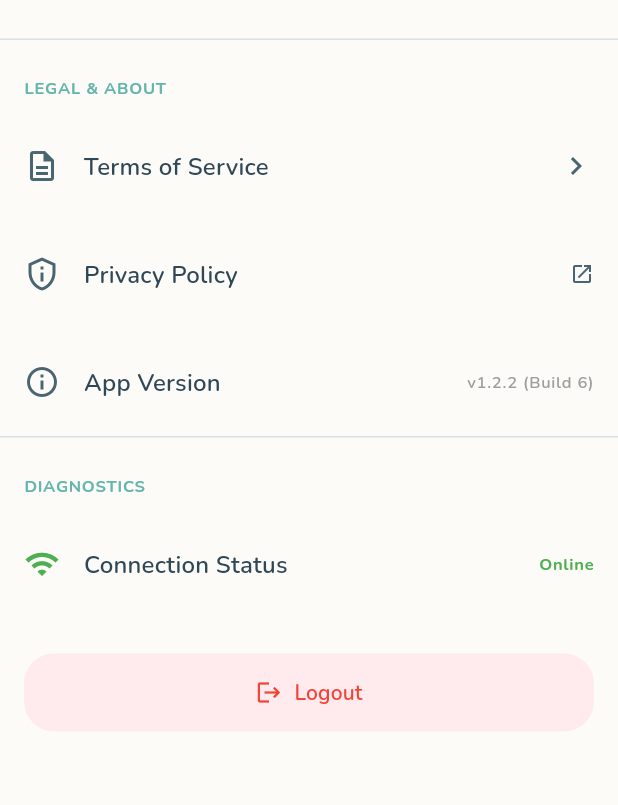
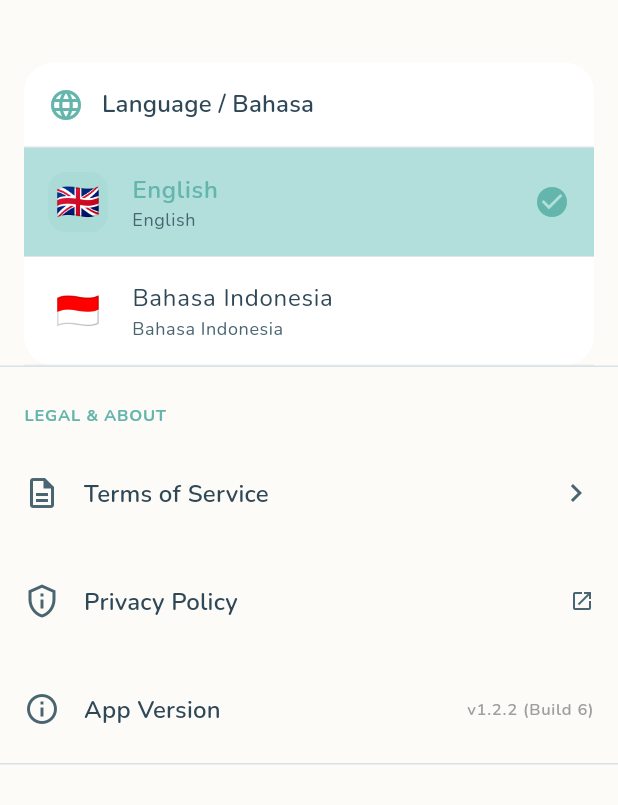
Before and after one commit to freeluncher/dopply-v2, a Flutter app: the SettingsScreen screen opened by its route, on a phone screen of 412 x 824 dp, the part 431-1236 px from its top. Run offline on Flutter 3.47's test engine with Material 3 defaults, Android fonts, the phone set to English and light mode, and no system bars; our stand-ins replace connectivity_plus, equatable, firebase_core, firebase_messaging, fl_chart, flutter_blue_plus and 13 more; missing offline and left inert: ota_update; accounts and stored records are empty; network calls fail; project files that could hold a hidden picture were left out.

Commit message:
feat: Set up core application structure with internationalization and a settings screen.

```diff
--- a/lib/src/app.dart
+++ b/lib/src/app.dart
@@ -4,6 +4,7 @@ import 'package:flutter_localizations/flutter_localizations.dart';
 import '../generated/l10n/app_localizations.dart';
 import 'core/router.dart';
 import 'core/theme/app_theme.dart';
+import 'core/providers/locale_provider.dart';
 
 class DopplyApp extends ConsumerWidget {
   const DopplyApp({super.key});
@@ -11,6 +12,7 @@ class DopplyApp extends ConsumerWidget {
   @override
   Widget build(BuildContext context, WidgetRef ref) {
     final router = ref.watch(routerProvider);
+    final locale = ref.watch(localeProvider);
 
     return MaterialApp.router(
       title: 'Dopply',
@@ -29,7 +31,7 @@ class DopplyApp extends ConsumerWidget {
         Locale('en'), // English
         Locale('id'), // Indonesian
       ],
-      locale: const Locale('id'), // Default to Indonesian
+      locale: locale, // Dynamic locale from provider
     );
   }
 }
--- /dev/null
+++ b/lib/src/core/providers/locale_provider.dart
@@ -0,0 +1,71 @@
+import 'dart:ui';
+import 'package:flutter_riverpod/flutter_riverpod.dart';
+import 'package:shared_preferences/shared_preferences.dart';
+
+/// Locale state notifier for managing app language
+class LocaleNotifier extends StateNotifier<Locale> {
+  LocaleNotifier() : super(const Locale('id')) {
+    _loadLocale();
+  }
+
+  static const String _localeKey = 'app_locale';
+  static const List<Locale> supportedLocales = [
+    Locale('en'), // English
+    Locale('id'), // Indonesian
+  ];
+
+  /// Load saved locale or detect system locale
+  Future<void> _loadLocale() async {
+    final prefs = await SharedPreferences.getInstance();
+    final savedLocale = prefs.getString(_localeKey);
+
+    if (savedLocale != null) {
+      // Use saved preference
+      state = Locale(savedLocale);
+    } else {
+      // Detect system locale on first launch
+      final systemLocale = PlatformDispatcher.instance.locale;
+
+      // Check if system locale is supported
+      final isSupported = supportedLocales.any(
+        (locale) => locale.languageCode == systemLocale.languageCode,
+      );
+
+      if (isSupported) {
+        state = Locale(systemLocale.languageCode);
+        // Save detected locale
+        await prefs.setString(_localeKey, systemLocale.languageCode);
+      } else {
+        // Default to Indonesian if system locale not supported
+        state = const Locale('id');
+        await prefs.setString(_localeKey, 'id');
+      }
+    }
+  }
+
+  /// Change app locale and persist to storage
+  Future<void> setLocale(Locale locale) async {
+    if (!supportedLocales.contains(locale)) return;
+
+    state = locale;
+    final prefs = await SharedPreferences.getInstance();
+    await prefs.setString(_localeKey, locale.languageCode);
+  }
+
+  /// Get locale name for display
+  String getLocaleName(Locale locale) {
+    switch (locale.languageCode) {
+      case 'en':
+        return 'English';
+      case 'id':
+        return 'Bahasa Indonesia';
+      default:
+        return locale.languageCode;
+    }
+  }
+}
+
+/// Provider for app locale
+final localeProvider = StateNotifierProvider<LocaleNotifier, Locale>((ref) {
+  return LocaleNotifier();
+});
--- a/lib/src/features/settings/presentation/settings_screen.dart
+++ b/lib/src/features/settings/presentation/settings_screen.dart
@@ -5,6 +5,7 @@ import 'package:package_info_plus/package_info_plus.dart';
 import 'package:supabase_flutter/supabase_flutter.dart';
 import 'package:url_launcher/url_launcher.dart';
 import '../../../core/services/offline_service.dart';
+import '../widgets/language_selector.dart';
 
 class SettingsScreen extends ConsumerStatefulWidget {
   const SettingsScreen({super.key});
@@ -74,6 +75,11 @@ class _SettingsScreenState extends ConsumerState<SettingsScreen> {
                 ),
               );
             },
+          ),
+          const SizedBox(height: 16),
+          const Padding(
+            padding: EdgeInsets.symmetric(horizontal: 16),
+            child: LanguageSelector(),
           ),
 
           const Divider(),
--- /dev/null
+++ b/lib/src/features/settings/widgets/language_selector.dart
@@ -0,0 +1,149 @@
+import 'package:flutter/material.dart';
+import 'package:flutter_riverpod/flutter_riverpod.dart';
+import '../../../core/providers/locale_provider.dart';
+import '../../../core/theme/app_colors.dart';
+import '../../../core/theme/app_styles.dart';
+
+/// Language Selector Widget
+///
+/// Allows users to change app language between supported locales.
+/// Shows current selection with visual indicator.
+class LanguageSelector extends ConsumerWidget {
+  const LanguageSelector({super.key});
+
+  @override
+  Widget build(BuildContext context, WidgetRef ref) {
+    final currentLocale = ref.watch(localeProvider);
+    final localeNotifier = ref.read(localeProvider.notifier);
+
+    return Card(
+      margin: EdgeInsets.zero,
+      child: Column(
+        crossAxisAlignment: CrossAxisAlignment.start,
+        children: [
+          Padding(
+            padding: AppSpacing.paddingMedium,
+            child: Row(
+              children: [
+                Icon(Icons.language, color: AppColors.primary, size: 24),
+                const SizedBox(width: AppSpacing.small),
+                Text(
+                  'Language / Bahasa',
+                  style: Theme.of(context).textTheme.titleMedium?.copyWith(
+                    fontWeight: FontWeight.w600,
+                  ),
+                ),
+              ],
+            ),
+          ),
+          const Divider(height: 1),
+          ...LocaleNotifier.supportedLocales.map((locale) {
+            final isSelected =
+                currentLocale.languageCode == locale.languageCode;
+            final localeName = localeNotifier.getLocaleName(locale);
+
+            return InkWell(
+              onTap: () async {
+                await localeNotifier.setLocale(locale);
+                if (context.mounted) {
+                  ScaffoldMessenger.of(context).showSnackBar(
+                    SnackBar(
+                      content: Text('Language changed to $localeName'),
+                      duration: const Duration(seconds: 2),
+                      behavior: SnackBarBehavior.floating,
+                    ),
+                  );
+                }
+              },
+              child: Container(
+                padding: AppSpacing.paddingMedium,
+                decoration: BoxDecoration(
+                  color: isSelected ? AppColors.primaryLight : null,
+                  border: Border(
+                    bottom: BorderSide(color: Colors.grey.shade300, width: 0.5),
+                  ),
+                ),
+                child: Row(
+                  children: [
+                    // Flag or icon
+                    Container(
+                      width: 40,
+                      height: 40,
+                      decoration: BoxDecoration(
+                        color: isSelected
+                            ? AppColors.primary.withValues(alpha: 0.1)
+                            : AppColors.surface,
+                        borderRadius: AppRadius.borderRadiusSmall,
+                      ),
+                      child: Center(
+                        child: Text(
+                          _getFlag(locale.languageCode),
+                          style: const TextStyle(fontSize: 24),
+                        ),
+                      ),
+                    ),
+                    const SizedBox(width: AppSpacing.medium),
+                    // Language name
+                    Expanded(
+                      child: Column(
+                        crossAxisAlignment: CrossAxisAlignment.start,
+                        children: [
+                          Text(
+                            localeName,
+                            style: Theme.of(context).textTheme.bodyLarge
+                                ?.copyWith(
+                                  fontWeight: isSelected
+                                      ? FontWeight.w600
+                                      : FontWeight.normal,
+                                  color: isSelected
+                                      ? AppColors.primary
+                                      : AppColors.textPrimary,
+                                ),
+                          ),
+                          Text(
+                            _getNativeName(locale.languageCode),
+                            style: Theme.of(context).textTheme.bodySmall
+                                ?.copyWith(color: AppColors.textSecondary),
+                          ),
+                        ],
+                      ),
+                    ),
+                    // Check indicator
+                    if (isSelected)
+                      Icon(
+                        Icons.check_circle,
+                        color: AppColors.primary,
+                        size: 24,
+                      ),
+                  ],
+                ),
+              ),
+            );
+          }),
+        ],
+      ),
+    );
+  }
+
+  String _getFlag(String languageCode) {
+    switch (languageCode) {
+      case 'en':
+        return '🇬🇧';
+      case 'id':
+        return '🇮🇩';
+      default:
+        return '🌐';
+    }
+  }
+
+  String _getNativeName(String languageCode) {
+    switch (languageCode) {
+      case 'en':
+        return 'English';
+      case 'id':
+        return 'Bahasa Indonesia';
+      default:
+        return languageCode;
+    }
+  }
+}
```
